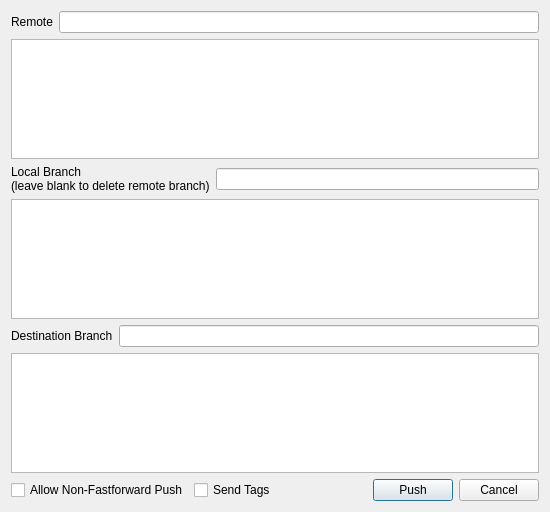
The window that ui/PushDialog.ui (git-cola/git-cola) describes before a commit, drawn with Qt 5.
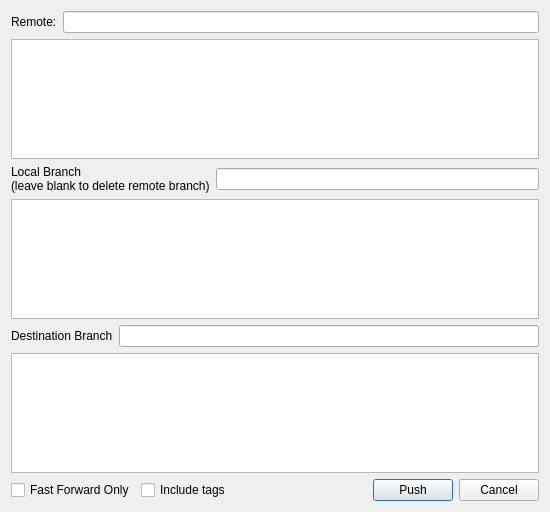
The same window after the commit.

The edit to the form file:
```diff
--- a/ui/PushDialog.ui
+++ b/ui/PushDialog.ui
@@ -18,7 +18,7 @@
      <item>
       <widget class="QLabel" name="label" >
        <property name="text" >
-        <string>Remote</string>
+        <string>Remote:</string>
        </property>
       </widget>
      </item>
@@ -74,14 +74,14 @@
      <item>
       <widget class="QCheckBox" name="allowNonFFCheckBox" >
        <property name="text" >
-        <string>Allow Non-Fastforward Push</string>
+        <string>Fast Forward Only</string>
        </property>
       </widget>
      </item>
      <item>
       <widget class="QCheckBox" name="tagsCheckBox" >
        <property name="text" >
-        <string>Send Tags</string>
+        <string>Include tags</string>
        </property>
       </widget>
      </item>
```
Left out of the diff: 4 changed lines with no effect on the pictures.
